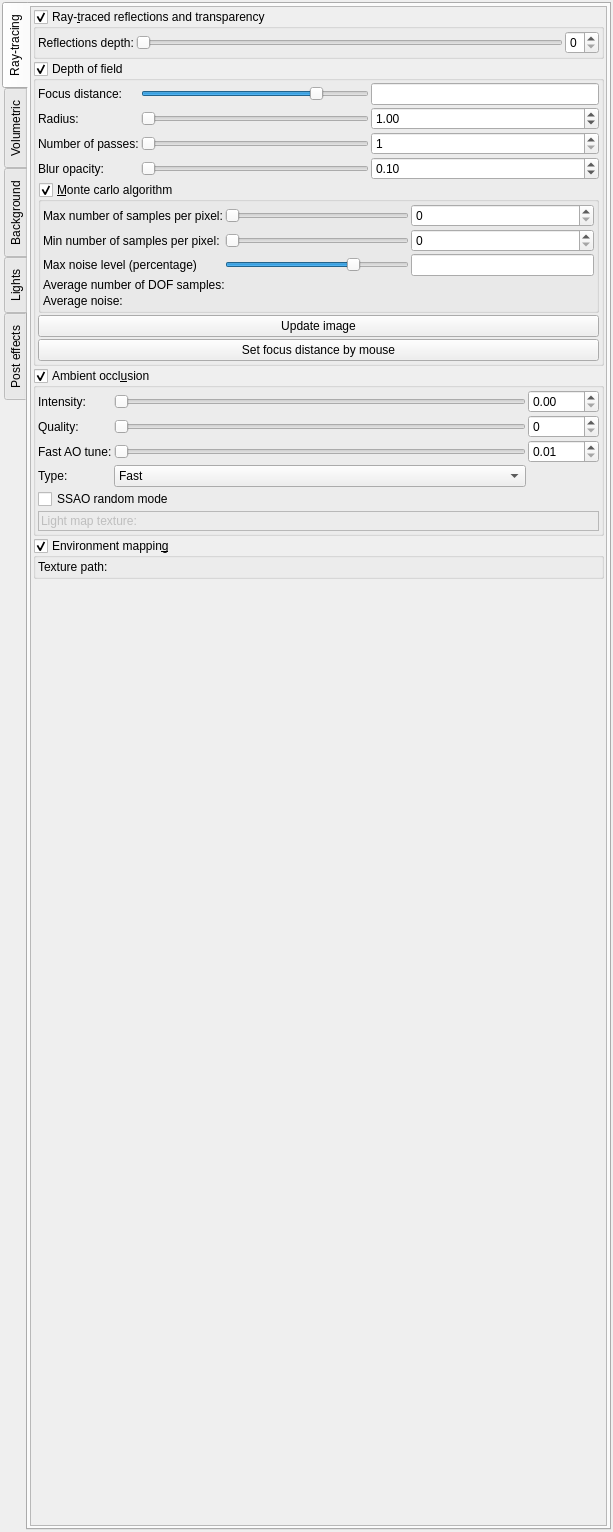
This is mandelbulber2/qt/dock_effects.ui in buddhi1980/mandelbulber2 as Qt 5 draws it before an edit. The edited form follows.
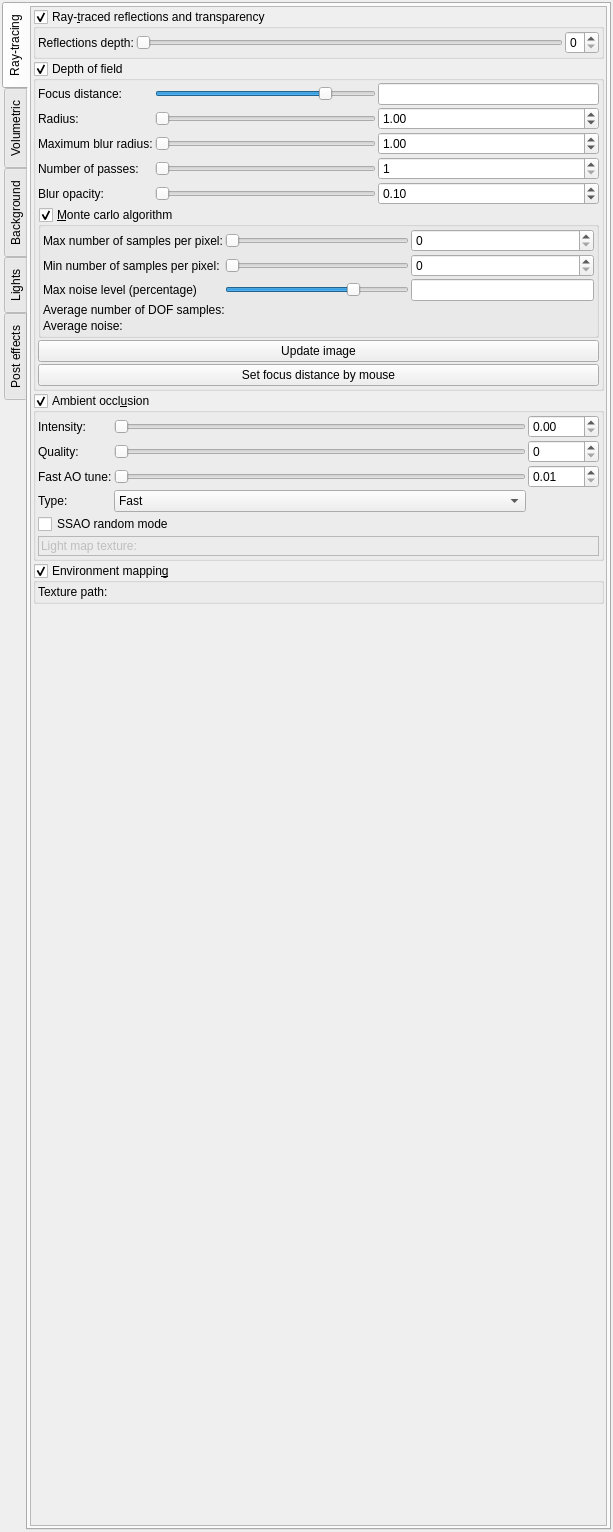
This is the edited form. Icons and pictures are not drawn. Custom widgets are drawn as their Qt base class.

Commit message: added "DOF_max_radius" parameter to limit maximum blur radius. This can be used to optimize rendering speed.

```diff
--- a/mandelbulber2/qt/dock_effects.ui
+++ b/mandelbulber2/qt/dock_effects.ui
@@ -312,14 +312,14 @@
                   </property>
                  </widget>
                 </item>
-                <item row="2" column="0">
+                <item row="3" column="0">
                  <widget class="QLabel" name="label_349">
                   <property name="text">
                    <string>Number of passes:</string>
                   </property>
                  </widget>
                 </item>
-                <item row="2" column="1">
+                <item row="3" column="1">
                  <widget class="QSlider" name="sliderInt_DOF_number_of_passes">
                   <property name="sizePolicy">
                    <sizepolicy hsizetype="Expanding" vsizetype="Maximum">
@@ -344,7 +344,7 @@
                   </property>
                  </widget>
                 </item>
-                <item row="2" column="2">
+                <item row="3" column="2">
                  <widget class="MySpinBox" name="spinboxInt_DOF_number_of_passes">
                   <property name="sizePolicy">
                    <sizepolicy hsizetype="Minimum" vsizetype="Maximum">
@@ -360,14 +360,14 @@
                   </property>
                  </widget>
                 </item>
-                <item row="3" column="0">
+                <item row="4" column="0">
                  <widget class="QLabel" name="label_350">
                   <property name="text">
                    <string>Blur opacity:</string>
                   </property>
                  </widget>
                 </item>
-                <item row="3" column="1">
+                <item row="4" column="1">
                  <widget class="QSlider" name="slider_DOF_blur_opacity">
                   <property name="sizePolicy">
                    <sizepolicy hsizetype="Expanding" vsizetype="Maximum">
@@ -389,7 +389,7 @@
                   </property>
                  </widget>
                 </item>
-                <item row="3" column="2">
+                <item row="4" column="2">
                  <widget class="MyDoubleSpinBox" name="spinbox_DOF_blur_opacity">
                   <property name="sizePolicy">
                    <sizepolicy hsizetype="Minimum" vsizetype="Maximum">
@@ -423,6 +423,69 @@
                   </property>
                  </widget>
                 </item>
+                <item row="2" column="0">
+                 <widget class="QLabel" name="label_138">
+                  <property name="text">
+                   <string>Maximum blur radius:</string>
+                  </property>
+                 </widget>
+                </item>
+                <item row="2" column="1">
+                 <widget class="QSlider" name="slider_DOF_max_radius">
+                  <property name="sizePolicy">
+                   <sizepolicy hsizetype="Expanding" vsizetype="Maximum">
+                    <horstretch>0</horstretch>
+                    <verstretch>0</verstretch>
+                   </sizepolicy>
+                  </property>
+                  <property name="minimum">
+                   <number>1</number>
+                  </property>
+                  <property name="maximum">
+                   <number>10000</number>
+                  </property>
+                  <property name="singleStep">
+                   <number>1</number>
+                  </property>
+                  <property name="orientation">
+                   <enum>Qt::Horizontal</enum>
+                  </property>
+                 </widget>
+                </item>
+                <item row="2" column="2">
+                 <widget class="MyDoubleSpinBox" name="spinbox_DOF_max_radius">
+                  <property name="sizePolicy">
+                   <sizepolicy hsizetype="Minimum" vsizetype="Maximum">
+                    <horstretch>0</horstretch>
+                    <verstretch>0</verstretch>
+                   </sizepolicy>
+                  </property>
+                  <property name="toolTip">
+                   <string>&lt;html&gt;&lt;head/&gt;&lt;body&gt;&lt;p&gt;Maximum radius of generated blur. Lower value can speed up rendering but effect will be less realistic.&lt;/p&gt;&lt;/body&gt;&lt;/html&gt;</string>
+                  </property>
+                  <property name="prefix">
+                   <string/>
+                  </property>
+                  <property name="suffix">
+                   <string/>
+                  </property>
+                  <property name="decimals">
+                   <number>2</number>
+                  </property>
+                  <property name="minimum">
+                   <double>0.010000000000000</double>
+                  </property>
+                  <property name="maximum">
+                   <double>5000.000000000000000</double>
+                  </property>
+                  <property name="singleStep">
+                   <double>1.000000000000000</double>
+                  </property>
+                  <property name="value">
+                   <double>1.000000000000000</double>
+                  </property>
+                 </widget>
+                </item>
                </layout>
               </item>
               <item>
```
Left out of the diff: 4 changed lines with no effect on the pictures. The commit also changes 13 other files.
